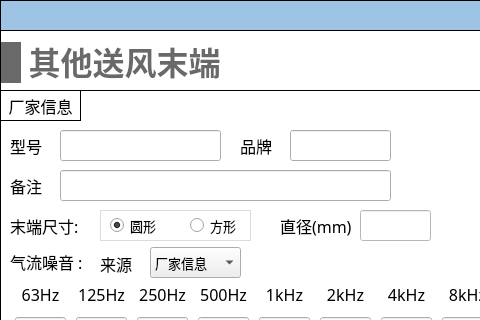
Old version of the form NoiseCalSoft/inputDialog/dialog_other_send_terminal.ui in the repository haobana/NoiCal; both pictures show x 0 to 480 and y 0 to 320 of the 611 by 851 pixel window.
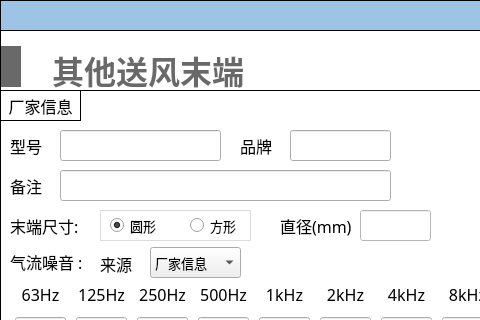
New version of the form. Icons and pictures are not drawn.

Diff of the .ui file:
```diff
--- a/NoiseCalSoft/inputDialog/dialog_other_send_terminal.ui
+++ b/NoiseCalSoft/inputDialog/dialog_other_send_terminal.ui
@@ -51,8 +51,8 @@
      <rect>
       <x>1</x>
       <y>10</y>
-      <width>221</width>
-      <height>45</height>
+      <width>268</width>
+      <height>54</height>
      </rect>
     </property>
     <layout class="QHBoxLayout" name="horizontalLayout_28">
@@ -87,6 +87,7 @@
         <font>
          <family>Microsoft YaHei</family>
          <pointsize>24</pointsize>
+         <weight>75</weight>
          <bold>true</bold>
         </font>
        </property>
```
Left out of the diff: 40 changed lines with no effect on the pictures.
